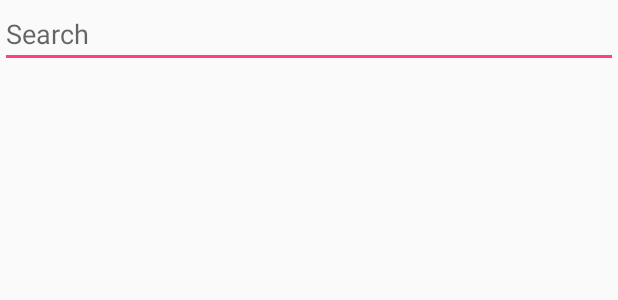
After one commit to jiahaoliuliu/WorldSpotlight, an Android app: the layout search_layout.xml on its own in the app's theme, with its tools: preview values and no code run, on a phone screen of 412 x 824 dp. The commit adds this screen. Shown: the top 300 px of the screen. Run offline under Robolectric (Android 15) with nearby library versions, the phone set to English and light mode, and no system bars.

Commit message:
Adding Field to search for  Keyword and doing the search based on the Keyword

```diff
--- /dev/null
+++ b/app/src/main/res/layout/search_layout.xml
@@ -0,0 +1,23 @@
+<?xml version="1.0" encoding="utf-8"?>
+<FrameLayout xmlns:android="http://schemas.android.com/apk/res/android"
+    android:orientation="vertical"
+    android:layout_width="match_parent"
+    android:layout_height="wrap_content">
+    <EditText
+        android:id="@+id/search_edit_text"
+        android:inputType="text"
+        android:layout_width="fill_parent"
+        android:layout_height="wrap_content"
+        android:hint="@string/search_title"
+        />
+    <!--<Button
+        android:id="@+id/clear_txt"
+        android:layout_width="wrap_content"
+        android:layout_height="wrap_content"
+        android:layout_marginEnd="10dp"
+        android:layout_marginRight="10dp"
+        android:layout_gravity="end|center_vertical"
+        android:textAppearance="?android:attr/textAppearanceMedium"
+        android:background="@drawable/ic_action_ai_cancel" />
+        -->
+</FrameLayout>
--- a/app/src/main/res/values/strings.xml
+++ b/app/src/main/res/values/strings.xml
@@ -32,6 +32,5 @@
     <string name="error_message_username_already_taken">There is already some user with that email address. Could you pick another one?</string>
     <string name="title_activity_video_details">VideoDetailsActivity</string>
     <string name="title_activity_search">SearchActivity</string>
-
-
+    <string name="search_title">Search</string>
 </resources>
```
Also changed, not shown: app/src/main/java/com/worldspotlightapp/android/ui/MainActivity.java (+48 -12 lines).
